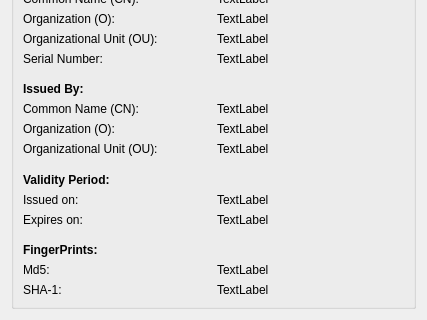
Old version of the form src/sslinfo.ui in the repository KDE/rekonq; both pictures show x 0 to 427 and y 161 to 481 of the 427 by 481 pixel window.
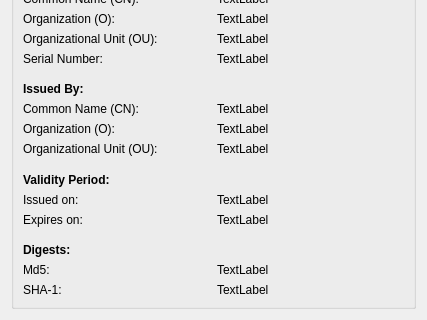
New version of the form.

```diff
--- a/src/sslinfo.ui
+++ b/src/sslinfo.ui
@@ -298,7 +298,11 @@
       <item>
        <widget class="QLabel" name="label_23">
         <property name="text">
-         <string>&lt;h4&gt;FingerPrints:&lt;/h4&gt;</string>
+         <string>&lt;!DOCTYPE HTML PUBLIC &quot;-//W3C//DTD HTML 4.0//EN&quot; &quot;http://www.w3.org/TR/REC-html40/strict.dtd&quot;&gt;
+&lt;html&gt;&lt;head&gt;&lt;meta name=&quot;qrichtext&quot; content=&quot;1&quot; /&gt;&lt;style type=&quot;text/css&quot;&gt;
+p, li { white-space: pre-wrap; }
+&lt;/style&gt;&lt;/head&gt;&lt;body style=&quot; font-family:'Sans Serif'; font-size:8pt; font-weight:400; font-style:normal;&quot;&gt;
+&lt;p style=&quot; margin-top:12px; margin-bottom:12px; margin-left:0px; margin-right:0px; -qt-block-indent:0; text-indent:0px;&quot;&gt;&lt;span style=&quot; font-size:medium; font-weight:600;&quot;&gt;Digests:&lt;/span&gt;&lt;/p&gt;&lt;/body&gt;&lt;/html&gt;</string>
         </property>
        </widget>
       </item>
```
